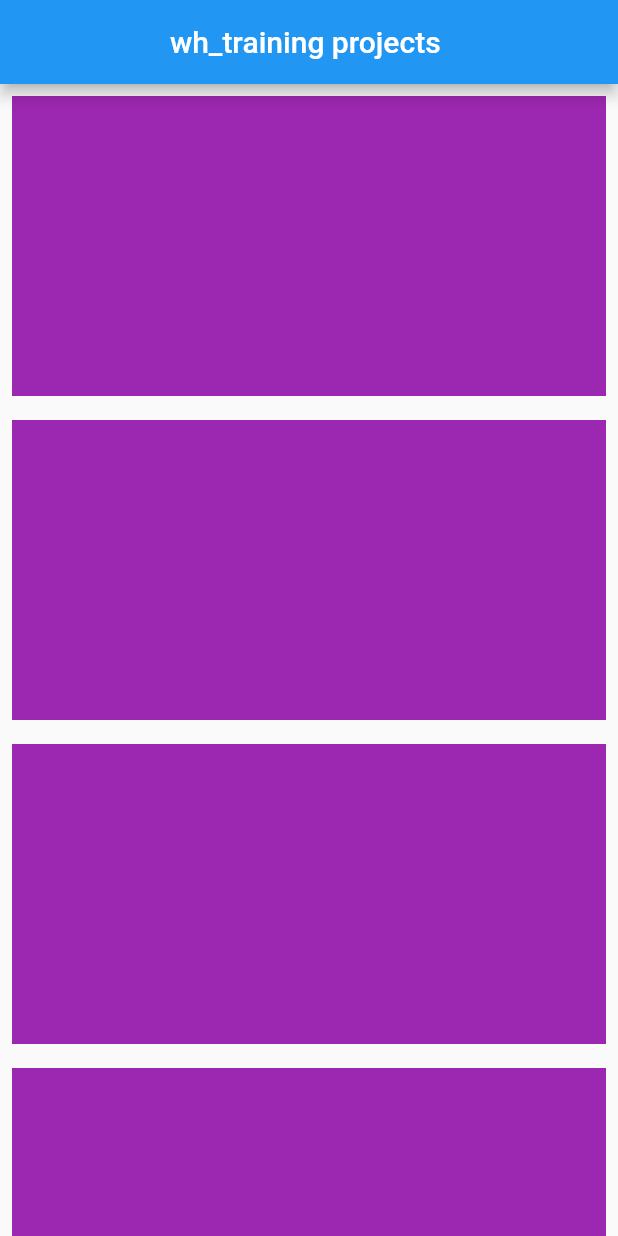
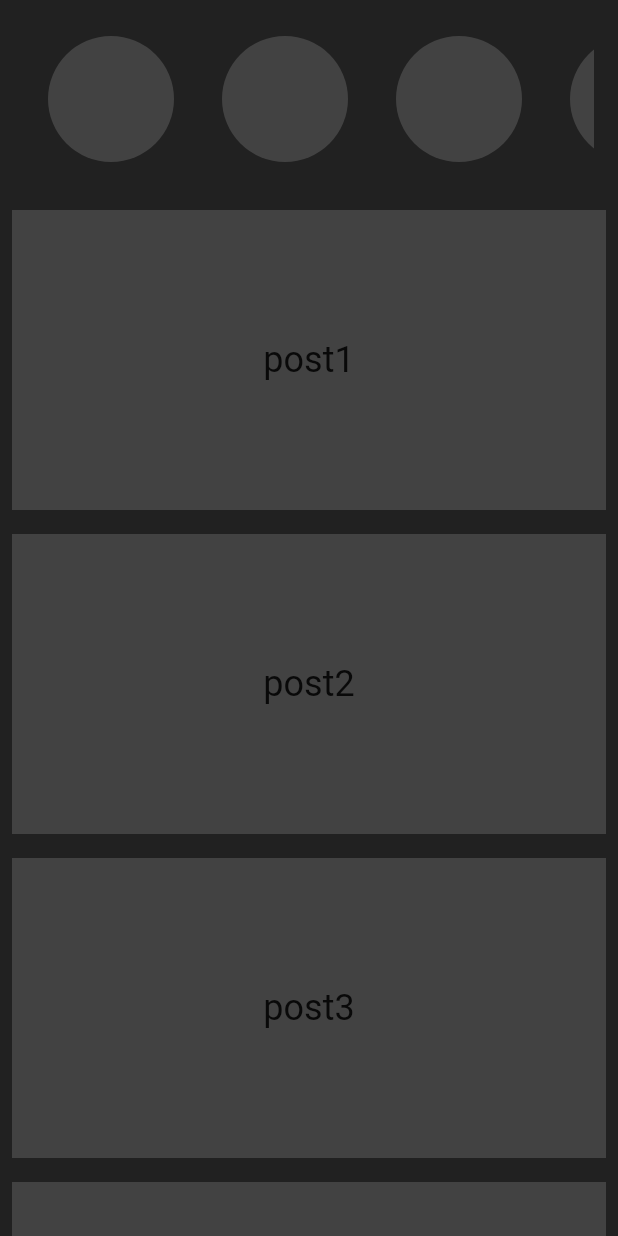
Before and after one commit to WedadAlqithmi/slider, a Flutter app: the screen it shows after launch, on a phone screen of 412 x 824 dp. Run offline on Flutter 3.47's test engine with Material 2 defaults, Android fonts, the phone set to English and light mode, and no system bars.

Commit message:
new file:   lib/container.dart new file:   lib/highlight.dart modified:   lib/main.dart modified:   lib/container.dart modified:   lib/highlight.dart modified:   lib/main.dart

```diff
--- /dev/null
+++ b/lib/container.dart
@@ -0,0 +1,19 @@
+import 'package:flutter/material.dart';
+
+class ProdContainer extends StatelessWidget {
+  final String child;
+
+  ProdContainer({required this.child});
+  @override
+  Widget build(BuildContext context) {
+    return Padding(
+      padding: const EdgeInsets.all(8.0),
+      child: Container(
+        height: 200,
+        width: 200,
+        color: Colors.grey[800],
+        child: Center(child: Text(child, style: TextStyle(fontSize: 24),)),
+      ),
+    );
+  }
+}
--- /dev/null
+++ b/lib/highlight.dart
@@ -0,0 +1,20 @@
+import 'package:flutter/material.dart';
+
+class HighLight extends StatelessWidget {
+
+
+  @override
+  Widget build(BuildContext context) {
+    return Padding(
+                  padding: const EdgeInsets.all(8.0),
+                  child: Container(
+                    height: 100,
+                    width: 100,
+                    decoration: BoxDecoration(
+                      shape: BoxShape.circle,
+                      color: Colors.grey[800],
+                    ),
+                  ),
+                );
+  }
+}
--- a/lib/main.dart
+++ b/lib/main.dart
@@ -1,50 +1,49 @@
 import 'package:flutter/material.dart';
+import 'package:hw_training_projects/container.dart';
+import 'package:hw_training_projects/highlight.dart';
 
 void main() {
   runApp(MaterialApp(
-      home: Scaffold(
-          appBar:
-              AppBar(title: Text("wh_training projects "), centerTitle: true),
-          body: ListView(
-            children: [
-              Padding(
-                padding: const EdgeInsets.all(8.0),
-                child: Container(
-                  height: 200,
-                  color: Colors.purple,
-                ),
-              ),
-              Padding(
-                padding: const EdgeInsets.all(8.0),
-                child: Container(
-                  height: 200,
-                  color: Colors.purple,
-                ),
-              ),
-              Padding(
-                padding: const EdgeInsets.all(8.0),
-                child: Container(
-                  height: 200,
-                  color: Colors.purple,
-                ),
-              ),
-              Padding(
-                padding: const EdgeInsets.all(8.0),
-                child: Container(
-                  height: 200,
-                  color: Colors.purple,
-                ),
-              ),
-              Padding(
-                padding: const EdgeInsets.all(8.0),
-                child: Container(
-                  height: 200,
-                  color: Colors.purple,
-                ),
-              ),
-          ],
-        )
-      )
-    )
-  );
+    home: HomeScreen(),
+  ));
 }
+
+class HomeScreen extends StatelessWidget {
+  final List _posts = ['post1', 'post2', 'post3', 'post4', 'post5', 'post6'];
+
+  @override
+  Widget build(BuildContext context) {
+    return Scaffold(
+      backgroundColor: Colors.grey[900],
+      //appBar: AppBar(title: Text("wh_training projects "), centerTitle: true),
+      body: Column(
+        children: [
+          //instagram stories
+          Container(
+            margin: const EdgeInsets.all(16.0),
+            height: 100,
+            child: Expanded(
+                //child:ListView(scrollDirection: Axis.horizontal,children: [],
+                child: ListView.builder(
+                    itemCount: 10,
+                    scrollDirection: Axis.horizontal,
+                    itemBuilder: (context, index) {
+                      return HighLight();
+                    })),
+          ),
+          //instagram posts
+          Expanded(
+            child: ListView.builder(
+                //itemCount: 5,
+                itemCount: _posts.length,
+                itemBuilder: (context, index) {
+                  return ProdContainer(
+                    child: _posts[index],
+                  );
+                }),
+          ),
+        ],
+      ),
+    );
+  }
+}
```
